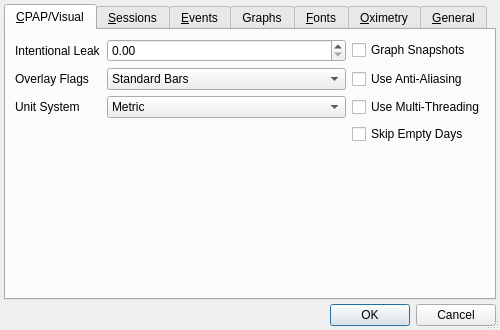
This is preferencesdialog.ui in sbonaime/sleepyhead-code. as Qt 5 draws it before an edit. The edited form follows.
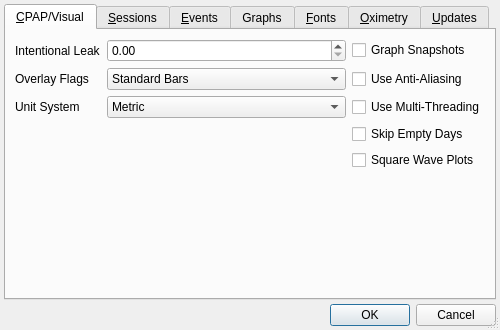
This is the edited form. The open tabs and pages were chosen to show the change.

Commit message: Added Square Wave plot preference, plus restart app notice on changing certain preferences

Diff of the .ui file:
```diff
--- a/preferencesdialog.ui
+++ b/preferencesdialog.ui
@@ -133,7 +133,7 @@
          </item>
         </widget>
        </item>
-       <item row="8" column="0" colspan="3">
+       <item row="9" column="0" colspan="3">
         <spacer name="verticalSpacer_4">
          <property name="orientation">
           <enum>Qt::Vertical</enum>
@@ -206,6 +206,13 @@
          </property>
         </widget>
        </item>
+       <item row="8" column="2">
+        <widget class="QCheckBox" name="squareWavePlots">
+         <property name="text">
+          <string>Square Wave Plots</string>
+         </property>
+        </widget>
+       </item>
       </layout>
      </widget>
      <widget class="QWidget" name="sessionTab">
@@ -949,7 +956,7 @@
      </widget>
      <widget class="QWidget" name="tab">
       <attribute name="title">
-       <string>&amp;General</string>
+       <string>&amp;Updates</string>
       </attribute>
       <layout class="QVBoxLayout" name="verticalLayout_7">
        <property name="spacing">
```
Left out of the diff: 2 changed lines with no effect on the pictures. The commit also changes 5 other files.
